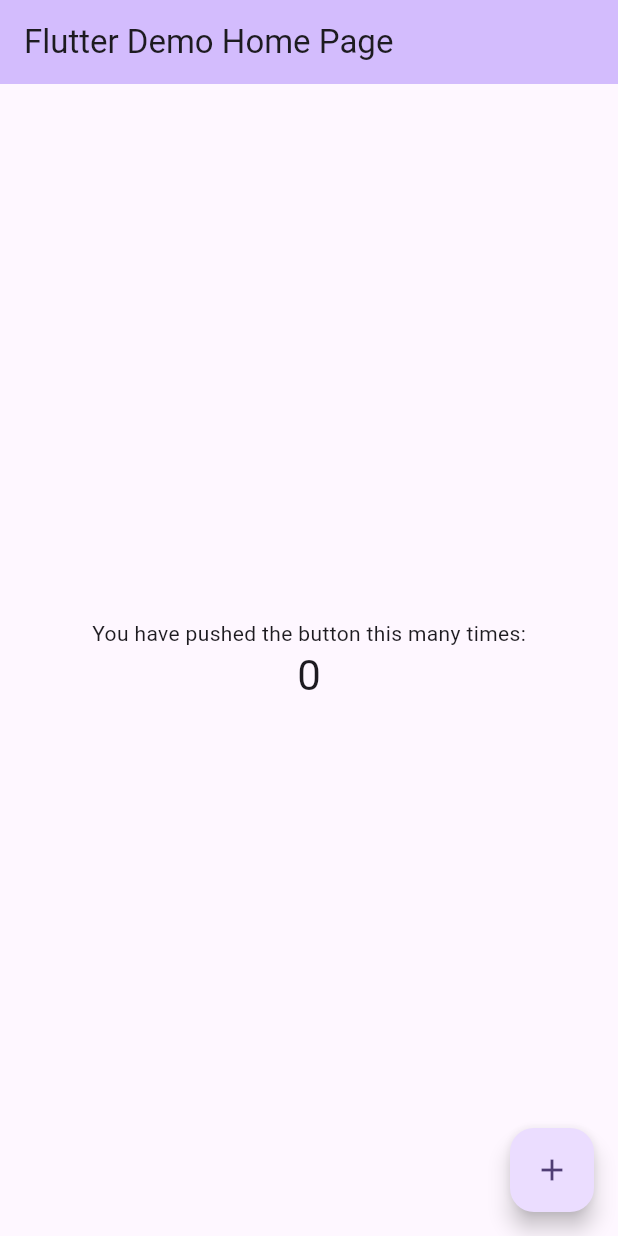
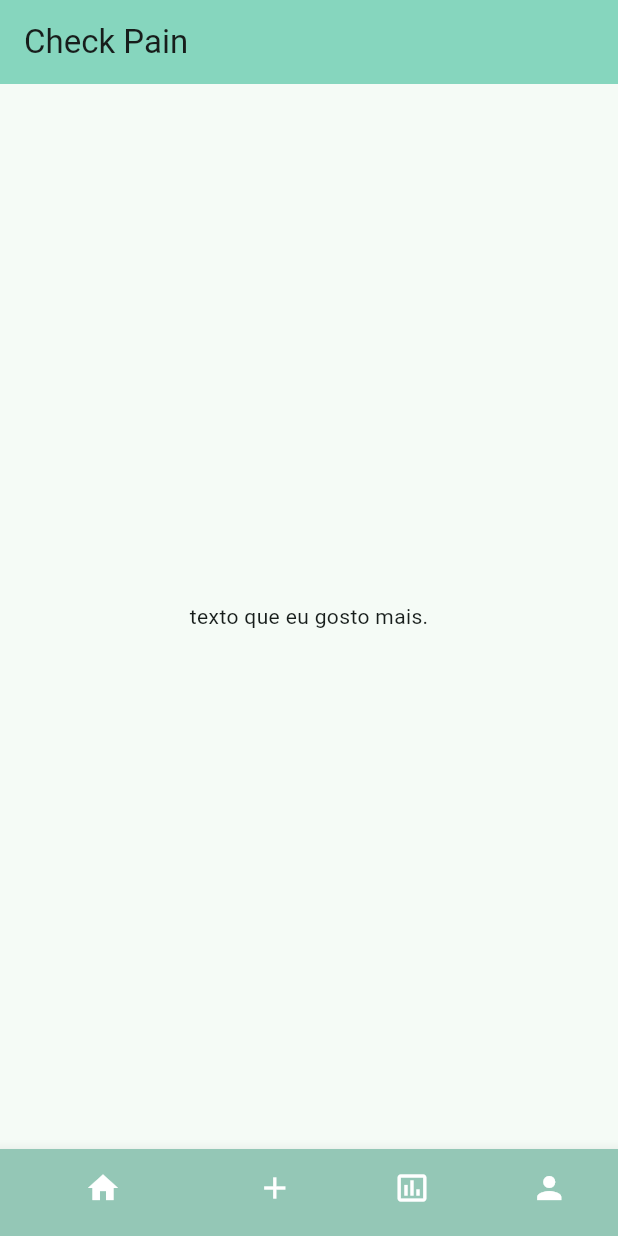
Before and after one commit to nathil/Check-Pain, a Flutter app: the screen it shows after launch, on a phone screen of 412 x 824 dp. Run offline on Flutter 3.47's test engine with Material 3 defaults, Android fonts, the phone set to English and light mode, and no system bars.

Commit message:
inciando home screen

```diff
--- a/lib/main.dart
+++ b/lib/main.dart
@@ -1,4 +1,7 @@
 import 'package:flutter/material.dart';
+
+// Screens
+import 'screens/home.dart';
 
 void main() {
   runApp(const MyApp());
@@ -7,116 +10,14 @@ void main() {
 class MyApp extends StatelessWidget {
   const MyApp({super.key});
 
-  // This widget is the root of your application.
   @override
   Widget build(BuildContext context) {
     return MaterialApp(
-      title: 'Flutter Demo',
+      title: 'Check Pain',
       theme: ThemeData(
-        // This is the theme of your application.
-        //
-        // TRY THIS: Try running your application with "flutter run". You'll see
-        // the application has a purple toolbar. Then, without quitting the app,
-        // try changing the seedColor in the colorScheme below to Colors.green
-        // and then invoke "hot reload" (save your changes or press the "hot
-        // reload" button in a Flutter-supported IDE, or press "r" if you used
-        // the command line to start the app).
-        //
-        // Notice that the counter didn't reset back to zero; the application
-        // state is not lost during the reload. To reset the state, use hot
-        // restart instead.
-        //
-        // This works for code too, not just values: Most code changes can be
-        // tested with just a hot reload.
-        colorScheme: ColorScheme.fromSeed(seedColor: Colors.deepPurple),
+        colorScheme: ColorScheme.fromSeed(seedColor: Color.fromRGBO(148, 199, 182, 1))
       ),
-      home: const MyHomePage(title: 'Flutter Demo Home Page'),
+      home: const HomeScreen(),
     );
   }
 }
-
-class MyHomePage extends StatefulWidget {
-  const MyHomePage({super.key, required this.title});
-
-  // This widget is the home page of your application. It is stateful, meaning
-  // that it has a State object (defined below) that contains fields that affect
-  // how it looks.
-
-  // This class is the configuration for the state. It holds the values (in this
-  // case the title) provided by the parent (in this case the App widget) and
-  // used by the build method of the State. Fields in a Widget subclass are
-  // always marked "final".
-
-  final String title;
-
-  @override
-  State<MyHomePage> createState() => _MyHomePageState();
-}
-
-class _MyHomePageState extends State<MyHomePage> {
-  int _counter = 0;
-
-  void _incrementCounter() {
-    setState(() {
-      // This call to setState tells the Flutter framework that something has
-      // changed in this State, which causes it to rerun the build method below
-      // so that the display can reflect the updated values. If we changed
-      // _counter without calling setState(), then the build method would not be
-      // called again, and so nothing would appear to happen.
-      _counter++;
-    });
-  }
-
-  @override
-  Widget build(BuildContext context) {
-    // This method is rerun every time setState is called, for instance as done
-    // by the _incrementCounter method above.
-    //
-    // The Flutter framework has been optimized to make rerunning build methods
-    // fast, so that you can just rebuild anything that needs updating rather
-    // than having to individually change instances of widgets.
-    return Scaffold(
-      appBar: AppBar(
-        // TRY THIS: Try changing the color here to a specific color (to
-        // Colors.amber, perhaps?) and trigger a hot reload to see the AppBar
-        // change color while the other colors stay the same.
-        backgroundColor: Theme.of(context).colorScheme.inversePrimary,
-        // Here we take the value from the MyHomePage object that was created by
-        // the App.build method, and use it to set our appbar title.
-        title: Text(widget.title),
-      ),
-      body: Center(
-        // Center is a layout widget. It takes a single child and positions it
-        // in the middle of the parent.
-        child: Column(
-          // Column is also a layout widget. It takes a list of children and
-          // arranges them vertically. By default, it sizes itself to fit its
-          // children horizontally, and tries to be as tall as its parent.
-          //
-          // Column has various properties to control how it sizes itself and
-          // how it positions its children. Here we use mainAxisAlignment to
-          // center the children vertically; the main axis here is the vertical
-          // axis because Columns are vertical (the cross axis would be
-          // horizontal).
-          //
-          // TRY THIS: Invoke "debug painting" (choose the "Toggle Debug Paint"
-          // action in the IDE, or press "p" in the console), to see the
-          // wireframe for each widget.
-          mainAxisAlignment: MainAxisAlignment.center,
-          children: <Widget>[
-            const Text('You have pushed the button this many times:'),
-            Text(
-              '$_counter',
-              style: Theme.of(context).textTheme.headlineMedium,
-            ),
-          ],
-        ),
-      ),
-      floatingActionButton: FloatingActionButton(
-        onPressed: _incrementCounter,
-        tooltip: 'Increment',
-        child: const Icon(Icons.add),
-      ), // This trailing comma makes auto-formatting nicer for build methods.
-    );
-  }
-}
--- /dev/null
+++ b/lib/screens/home.dart
@@ -0,0 +1,60 @@
+import 'package:flutter/material.dart';
+
+class HomeScreen extends StatefulWidget {
+  const HomeScreen({super.key});
+
+  @override
+  State<HomeScreen> createState() => _HomeScreenState();
+}
+
+// void _onItemTapped(int index){
+//   setState((){
+//     _selectedIndex = index;
+//     }
+//   )
+// }
+
+class _HomeScreenState extends State<HomeScreen> {
+  @override
+  Widget build(BuildContext context) {
+    return Scaffold(
+      bottomNavigationBar: Theme(
+    data: Theme.of(context).copyWith(
+        // sets the background color of the `BottomNavigationBar`
+        canvasColor: Color.fromRGBO(148, 199, 182, 1),
+        // sets the active color of the `BottomNavigationBar` if `Brightness` is light
+        primaryColor: Color.fromRGBO(148, 199, 182, 1),
+      ),
+
+    child: BottomNavigationBar(
+        showSelectedLabels: false,
+        showUnselectedLabels: false,
+        items: const [
+          BottomNavigationBarItem(icon: Icon(Icons.home), label: 'Home'),
+          BottomNavigationBarItem(icon: Icon(Icons.add), label: 'Adicionar Sintomas'),
+          BottomNavigationBarItem(icon: Icon(Icons.insert_chart_outlined), label: 'Estatísticas'),
+          BottomNavigationBarItem(icon: Icon(Icons.person), label: 'Perfil')
+        ],
+        currentIndex: 0,
+        selectedItemColor: Theme.of(context).colorScheme.onPrimary,
+        unselectedItemColor: Theme.of(context).colorScheme.onPrimary,
+        // onTap: _onItemTapped,
+      ),
+  ),
+
+      appBar: AppBar(
+        backgroundColor: Theme.of(context).colorScheme.inversePrimary,
+
+        title: Text('Check Pain'),
+      ),
+      body: Center(
+        child: Column(
+          mainAxisAlignment: MainAxisAlignment.center,
+          children: <Widget>[
+            const Text('texto que eu gosto mais.'),
+          ],
+        ),
+      ),
+    );
+  }
+}
```
